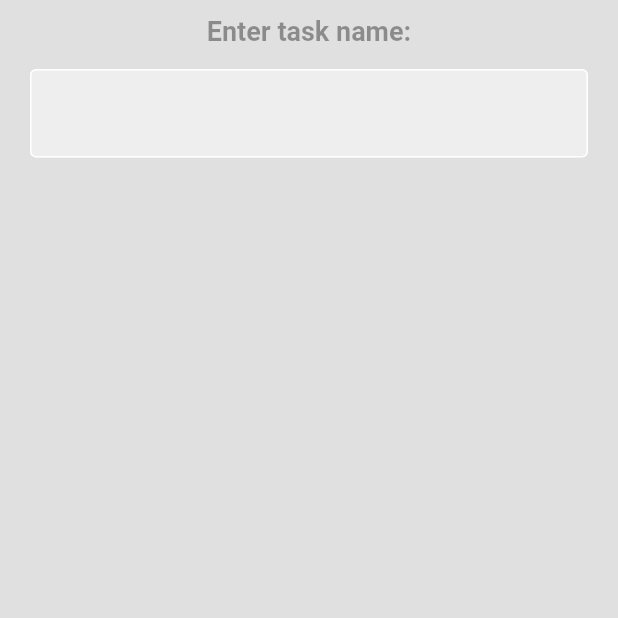
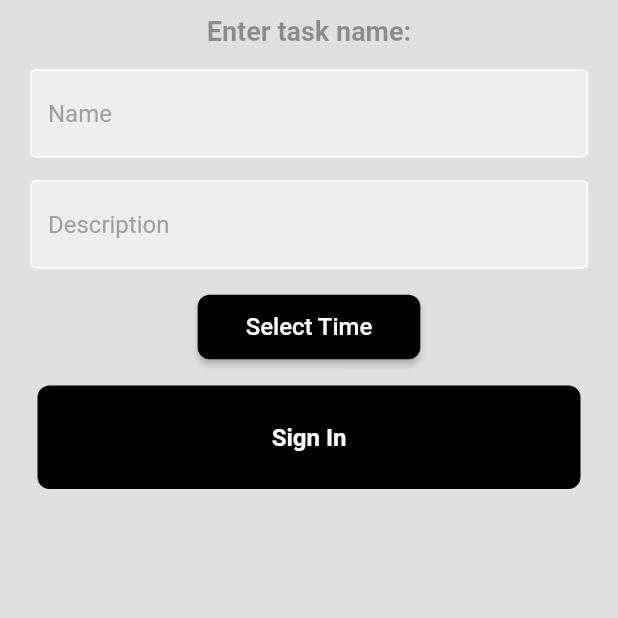
Before and after one commit to miq80/todo-app-flutter, a Flutter app: the TaskFormView screen opened directly, on a phone screen of 412 x 824 dp, the top half of it. Run offline on Flutter 3.47's test engine with Material 2 defaults, Android fonts, the phone set to English and light mode, and no system bars; our stand-ins replace firebase_auth, firebase_core; accounts and stored records are empty.

Commit message:
initial commit

```diff
--- a/lib/screens/todo_screen.dart
+++ b/lib/screens/todo_screen.dart
@@ -12,8 +12,6 @@ class TodoListPage extends StatefulWidget {
 }
 
 class _TodoListPageState extends State<TodoListPage> {
-  final _textController = TextEditingController();
-
   @override
   Widget build(BuildContext context) {
     return MaterialApp(
--- a/lib/todo/todo_bloc.dart
+++ b/lib/todo/todo_bloc.dart
@@ -1,20 +1,20 @@
 import 'dart:async';
-
-import 'package:uuid/uuid.dart';
 import 'todo_model.dart';
 
 class TodoBloc {
   final _todoController = StreamController<List<Todo>>.broadcast();
-  final _uuid = Uuid();
 
-  List<Todo> _todos = [];
+  final List<Todo> _todos = [];
 
   Stream<List<Todo>> get todos => _todoController.stream;
 
-  void addTodo(String title) {
+  void addTodo(
+      {required String title, required DateTime time, required Todo newTask}) {
     final newTodo = Todo(
-      id: _uuid.v4(),
+      id: newTask.id,
       title: title,
+      description: newTask.description,
+      time: time,
     );
     _todos.add(newTodo);
     _updateTodos();
--- a/lib/todo/todo_model.dart
+++ b/lib/todo/todo_model.dart
@@ -2,18 +2,27 @@ class Todo {
   final String id;
   final String title;
   final bool isCompleted;
+  final String? description;
+  final DateTime time;
 
-  Todo({required this.id, required this.title, this.isCompleted = false});
+  Todo(
+      {required this.id,
+      required this.title,
+      this.isCompleted = false,
+      this.description,
+      required this.time});
 
-  Todo copyWith({
-    String? id,
-    String? title,
-    bool? isCompleted,
-  }) {
+  Todo copyWith(
+      {String? id,
+      String? title,
+      bool? isCompleted,
+      String? description,
+      DateTime? time}) {
     return Todo(
-      id: id ?? this.id,
-      title: title ?? this.title,
-      isCompleted: isCompleted ?? this.isCompleted,
-    );
+        id: id ?? this.id,
+        title: title ?? this.title,
+        isCompleted: isCompleted ?? this.isCompleted,
+        description: description ?? this.description,
+        time: time ?? this.time);
   }
 }
--- a/lib/views/todo_pages/tasks_form.dart
+++ b/lib/views/todo_pages/tasks_form.dart
@@ -1,15 +1,83 @@
 import 'package:flutter/material.dart';
 import 'package:todo_application/components/my_textfield.dart';
 import 'package:todo_application/todo/todo_bloc.dart';
+import 'package:todo_application/components/my_button.dart';
+import 'package:todo_application/todo/todo_model.dart';
 
-class TaskFormView extends StatelessWidget {
-  TaskFormView({super.key});
+class TaskFormView extends StatefulWidget {
+  const TaskFormView({Key? key}) : super(key: key);
 
+  @override
+  // ignore: library_private_types_in_public_api
+  _TaskFormViewState createState() => _TaskFormViewState();
+}
+
+class _TaskFormViewState extends State<TaskFormView> {
   final _textController = TextEditingController();
+  final _descriptionController = TextEditingController();
+  late DateTime _time;
+
+  @override
+  void initState() {
+    super.initState();
+    _time = DateTime.now(); // Set a default time
+  }
+
+  Future<void> _selectTime(BuildContext context) async {
+    try {
+      await Future.delayed(const Duration(milliseconds: 100));
+
+      // ignore: use_build_context_synchronously
+      TimeOfDay? picked = await showTimePicker(
+        context: context,
+        initialTime: TimeOfDay.fromDateTime(_time),
+      );
+
+      if (picked != null) {
+        setState(() {
+          _time = DateTime(
+            _time.year,
+            _time.month,
+            _time.day,
+            picked.hour,
+            picked.minute,
+          );
+        });
+      } else {
+        // Handle the case where the user cancels the time picker
+        // ignore: avoid_print
+        print('User canceled the time picker');
+      }
+    } catch (e) {
+      // Handle any exceptions
+      // ignore: avoid_print
+      print("Error selecting time: $e");
+    }
+  }
 
   void addTask() {
-    todoBloc.addTodo(_textController.text);
+    if (_textController.text.isNotEmpty) {
+      Todo newTask = Todo(
+        id: UniqueKey().toString(),
+        title: _textController.text,
+        description: _descriptionController.text,
+        time: _time,
+      );
+
+      todoBloc.addTodo(
+        title: _textController.text,
+        time: _time,
+        newTask: newTask,
+      );
+
       _textController.clear();
+      _descriptionController.clear();
+
+      // Log information to the console
+      debugPrint(
+        'Task added: ${newTask.title}, Description: ${newTask.description}, Time: ${newTask.time}',
+      );
+    }
   }
 
   @override
@@ -22,30 +90,55 @@ class TaskFormView extends StatelessWidget {
             child: Center(
               child: Column(
                 children: [
-                const SizedBox(
-                  height: 10,
-                ),
+                  const SizedBox(height: 10),
                   const Text(
                     'Enter task name:',
                     style: TextStyle(
                       color: Colors.black38,
                       fontSize: 18,
-                      fontWeight: FontWeight.bold),
+                      fontWeight: FontWeight.bold,
                     ),
-                const SizedBox(
-                  height: 15,
                   ),
+                  const SizedBox(height: 15),
                   MyTextfield(
                     controller: _textController,
-                  hintText: '',
+                    hintText: 'Name',
+                    obscureText: false,
+                  ),
+                  const SizedBox(height: 15),
+                  MyTextfield(
+                    controller: _descriptionController,
+                    hintText: 'Description',
                     obscureText: false,
                   ),
                   const SizedBox(
                     height: 15,
                   ),
+                  ElevatedButton(
+                    onPressed: () => _selectTime(context),
+                    style: ElevatedButton.styleFrom(
+                      foregroundColor: Colors.white,
+                      backgroundColor: Colors.black, // text color
+                      shape: RoundedRectangleBorder(
+                        borderRadius:
+                            BorderRadius.circular(8.0), // button border radius
+                      ),
+                    ),
+                    child: const Padding(
+                      padding: EdgeInsets.symmetric(
+                          horizontal: 16.0, vertical: 12.0),
+                      child: Text(
+                        'Select Time',
+                        style: TextStyle(fontSize: 16.0),
+                      ),
+                    ),
+                  ),
+                  const SizedBox(height: 15),
+                  MyButton(onTap: addTask),
                 ],
               ),
-          )),
+            ),
+          ),
         ),
       ),
     );
```
Lines whose indentation alone changed are shown as unchanged.
